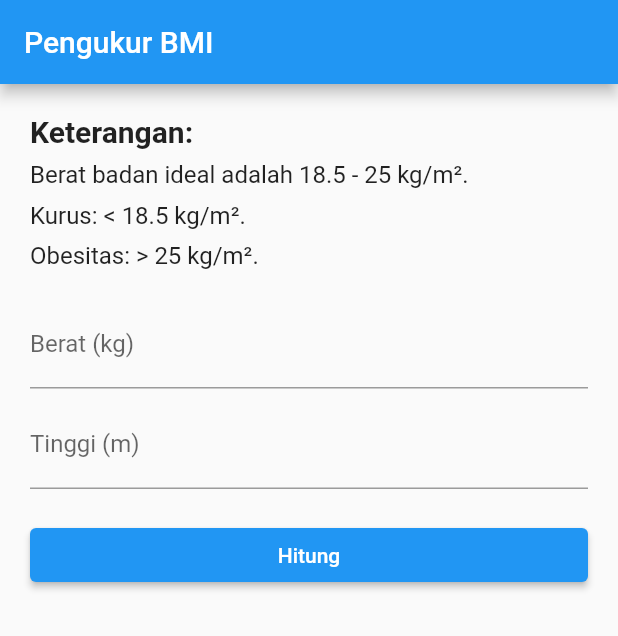
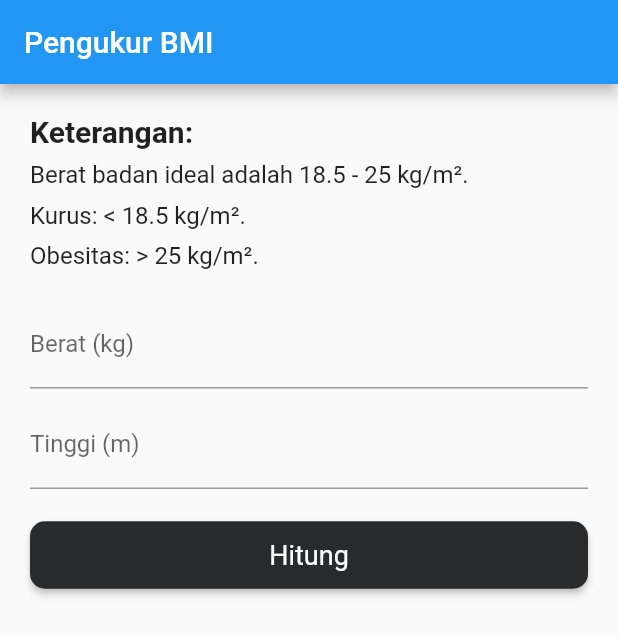
Before and after one commit to tronout28/flutter_BMI_calculate, a Flutter app: the screen it shows after launch, on a phone screen of 412 x 824 dp. Shown: the top 636 px of the screen. Run offline on Flutter 3.47's test engine with Material 2 defaults, Android fonts, the phone set to English and light mode, and no system bars.

```diff
--- a/lib/homepage.dart
+++ b/lib/homepage.dart
@@ -1,4 +1,6 @@
 import 'package:flutter/material.dart';
+
+void main() => runApp(MaterialApp(home: Home()));
 
 class Home extends StatefulWidget {
   const Home({Key? key}) : super(key: key);
@@ -91,6 +93,14 @@ class _HomeState extends State<Home> {
             SizedBox(height: 20),
             ElevatedButton(
               onPressed: hasCalculated ? resetBMI : calculateBMI,
+              style: ElevatedButton.styleFrom(
+                primary: Color.fromARGB(255, 41, 42, 43),
+                textStyle: TextStyle(fontSize: 18),
+                padding: EdgeInsets.symmetric(horizontal: 20, vertical: 12),
+                shape: RoundedRectangleBorder(
+                  borderRadius: BorderRadius.circular(10),
+                ),
+              ),
               child: Text(hasCalculated ? "Reset" : "Hitung"),
             ),
             SizedBox(height: 20),
@@ -135,5 +145,3 @@ class _HomeState extends State<Home> {
     );
   }
 }
-
-void main() => runApp(MaterialApp(home: Home()));
```
